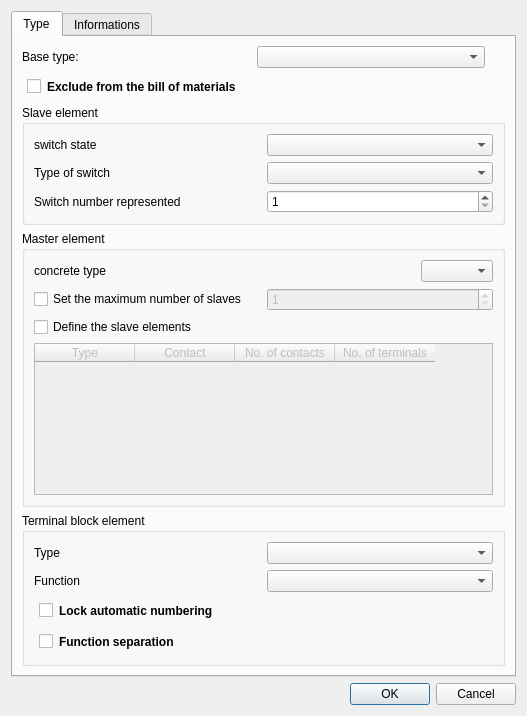
Qt form sources/editor/ui/elementpropertieseditorwidget.ui (qelectrotech/qelectrotech-source-mirror) before a commit.
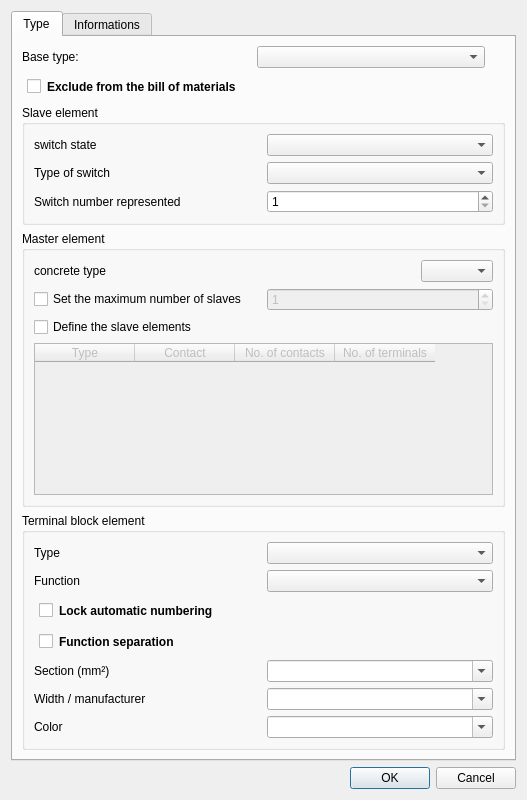
The same form after that commit.

Commit message: Element editor: add section, width and color to terminal elements

Patch:
```diff
--- a/sources/editor/ui/elementpropertieseditorwidget.ui
+++ b/sources/editor/ui/elementpropertieseditorwidget.ui
@@ -259,6 +259,57 @@
             </property>
            </widget>
           </item>
+          <item row="4" column="0">
+           <widget class="QLabel" name="label_terminal_section">
+            <property name="text">
+             <string>Section (mm²)</string>
+            </property>
+           </widget>
+          </item>
+          <item row="4" column="1">
+           <widget class="QComboBox" name="m_terminal_section_cb">
+            <property name="editable">
+             <bool>true</bool>
+            </property>
+            <property name="insertPolicy">
+             <enum>QComboBox::NoInsert</enum>
+            </property>
+           </widget>
+          </item>
+          <item row="5" column="0">
+           <widget class="QLabel" name="label_terminal_width">
+            <property name="text">
+             <string>Width / manufacturer</string>
+            </property>
+           </widget>
+          </item>
+          <item row="5" column="1">
+           <widget class="QComboBox" name="m_terminal_width_cb">
+            <property name="editable">
+             <bool>true</bool>
+            </property>
+            <property name="insertPolicy">
+             <enum>QComboBox::NoInsert</enum>
+            </property>
+           </widget>
+          </item>
+          <item row="6" column="0">
+           <widget class="QLabel" name="label_terminal_color">
+            <property name="text">
+             <string>Color</string>
+            </property>
+           </widget>
+          </item>
+          <item row="6" column="1">
+           <widget class="QComboBox" name="m_terminal_color_cb">
+            <property name="editable">
+             <bool>true</bool>
+            </property>
+            <property name="insertPolicy">
+             <enum>QComboBox::NoInsert</enum>
+            </property>
+           </widget>
+          </item>
          </layout>
         </widget>
        </item>
```
The commit also changes 5 other files.
